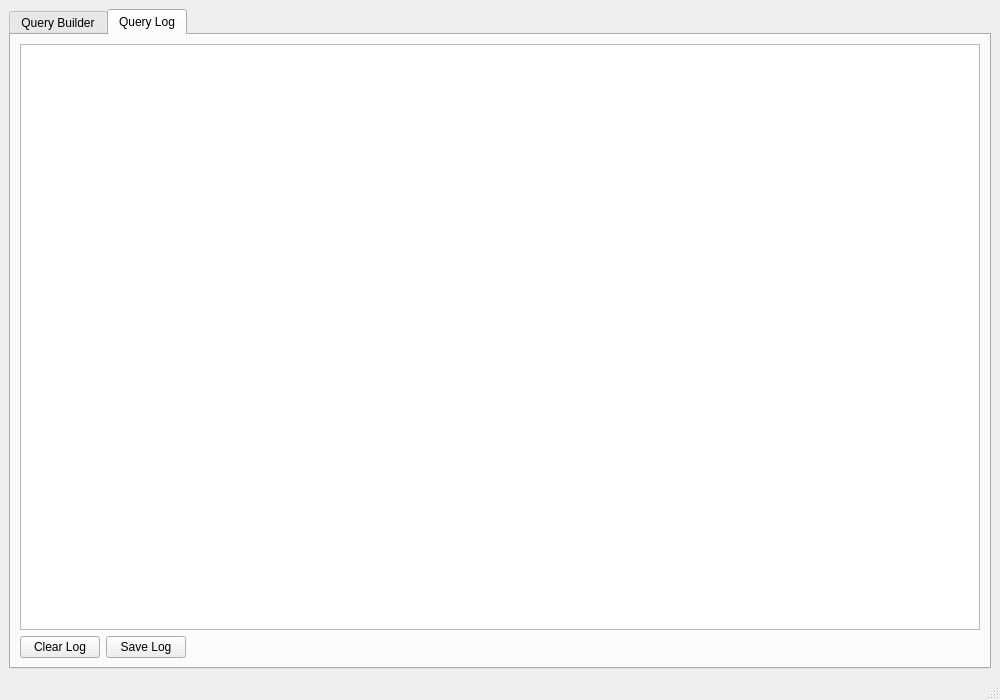
The window that MainWindow.ui (Aeternah/kursach_QT_DB) describes before a commit, drawn with Qt 5.
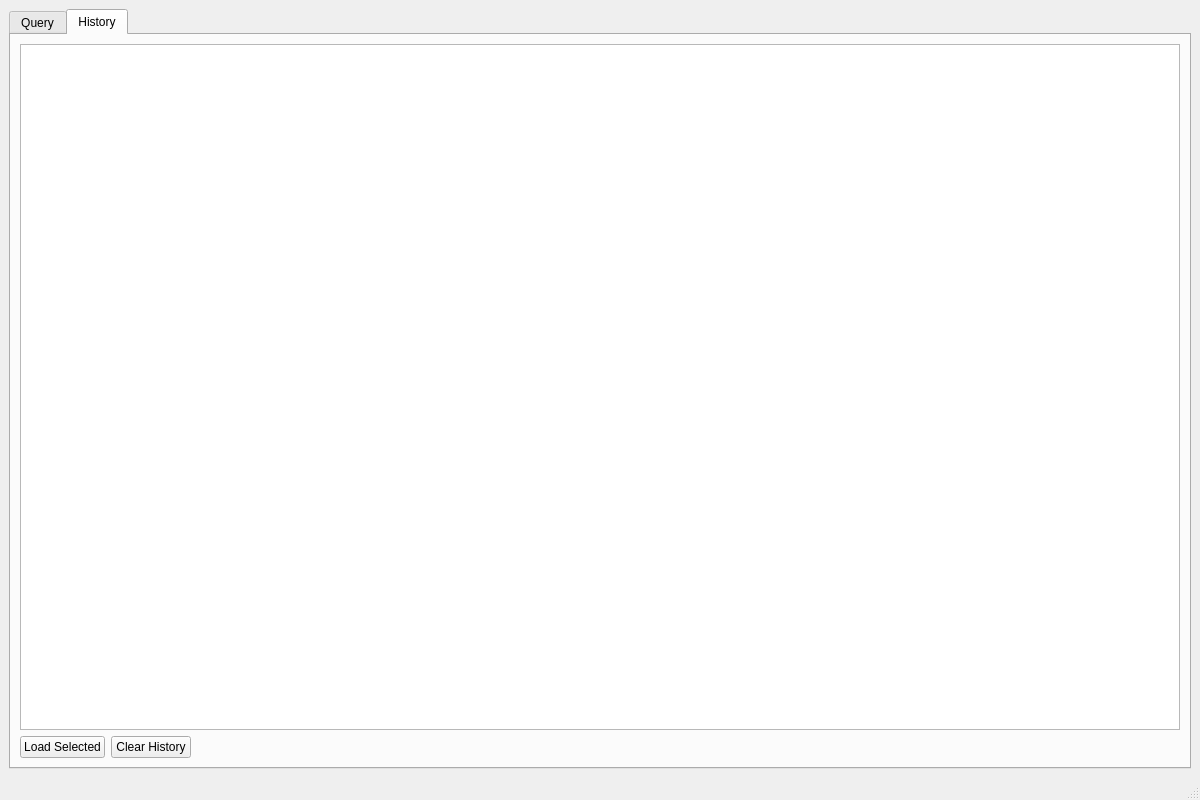
The same window after the commit. The open tabs and pages were chosen to show the change. Icons and pictures are not drawn.

Commit message: sql builder

Diff of the .ui file:
```diff
--- a/MainWindow.ui
+++ b/MainWindow.ui
@@ -6,8 +6,8 @@
    <rect>
     <x>0</x>
     <y>0</y>
-    <width>1000</width>
-    <height>700</height>
+    <width>1200</width>
+    <height>800</height>
    </rect>
   </property>
   <property name="windowTitle">
@@ -19,7 +19,7 @@
      <widget class="QTabWidget" name="tabWidget">
       <widget class="QWidget" name="tabQuery">
        <attribute name="title">
-        <string>Query Builder</string>
+        <string>Query</string>
        </attribute>
        <layout class="QVBoxLayout" name="verticalLayout_2">
         <item>
@@ -269,13 +269,13 @@
       </widget>
       <widget class="QWidget" name="tabLog">
        <attribute name="title">
-        <string>Query Log</string>
+        <string>History</string>
        </attribute>
        <layout class="QVBoxLayout" name="verticalLayout_6">
         <item>
-         <widget class="QPlainTextEdit" name="pteQueryLog">
-          <property name="readOnly">
-           <bool>true</bool>
+         <widget class="QListWidget" name="listQueryHistory">
+          <property name="selectionMode">
+           <enum>QAbstractItemView::SingleSelection</enum>
           </property>
          </widget>
         </item>
@@ -284,14 +284,14 @@
           <item>
            <widget class="QPushButton" name="btnClearLog">
             <property name="text">
-             <string>Clear Log</string>
+             <string>Load Selected</string>
             </property>
            </widget>
           </item>
           <item>
            <widget class="QPushButton" name="btnSaveLog">
             <property name="text">
-             <string>Save Log</string>
+             <string>Clear History</string>
             </property>
            </widget>
           </item>
```
Left out of the diff: 27 changed lines with no effect on the pictures. The commit also changes 5 other files.
